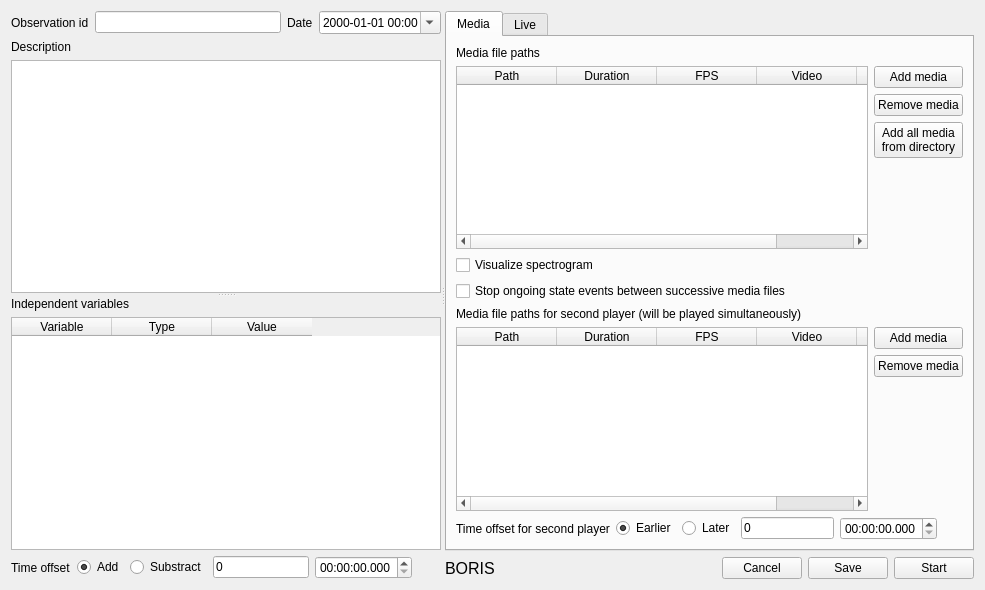
Before: the Qt Designer form observation.ui in olivierfriard/BORIS, drawn with Qt 5.
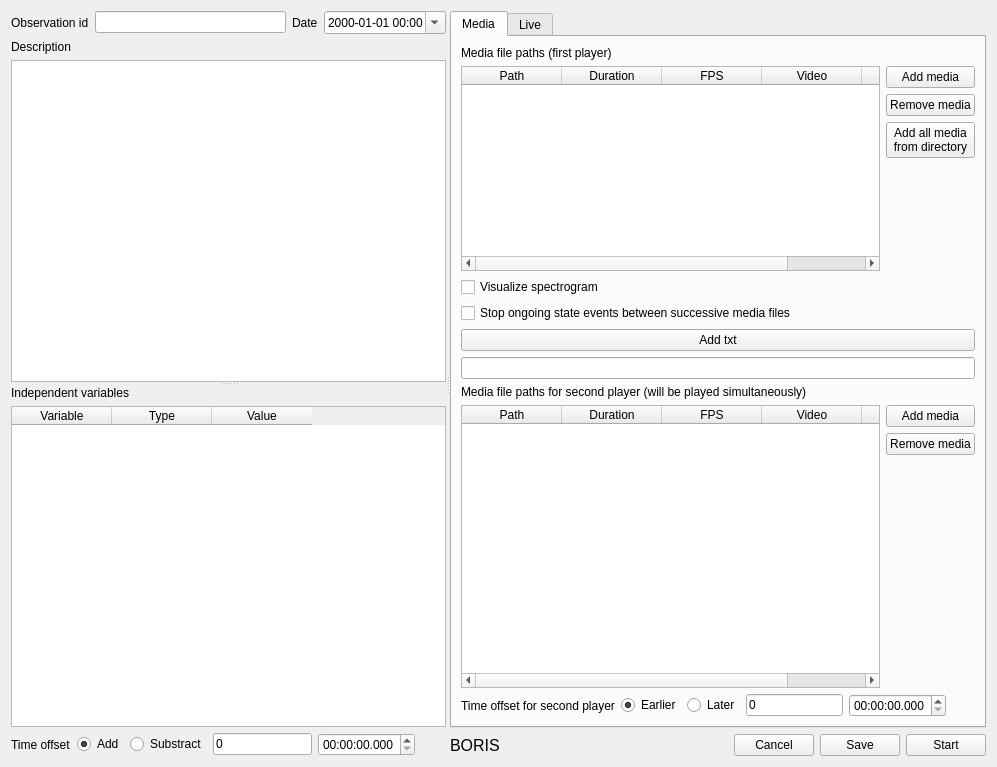
After: the same form once the commit is applied.

What changed in the file:
```diff
--- a/observation.ui
+++ b/observation.ui
@@ -6,8 +6,8 @@
    <rect>
     <x>0</x>
     <y>0</y>
-    <width>985</width>
-    <height>590</height>
+    <width>997</width>
+    <height>767</height>
    </rect>
   </property>
   <property name="windowTitle">
@@ -228,7 +228,7 @@
                <item>
                 <widget class="QLabel" name="label_5">
                  <property name="text">
-                  <string>Media file paths</string>
+                  <string>Media file paths (first player)</string>
                  </property>
                 </widget>
                </item>
@@ -327,6 +327,16 @@
                  </property>
                 </widget>
                </item>
+               <item>
+                <widget class="QPushButton" name="pb_add_txt1">
+                 <property name="text">
+                  <string>Add txt</string>
+                 </property>
+                </widget>
+               </item>
+               <item>
+                <widget class="QLineEdit" name="le_txt1"/>
+               </item>
               </layout>
              </item>
              <item>
```
